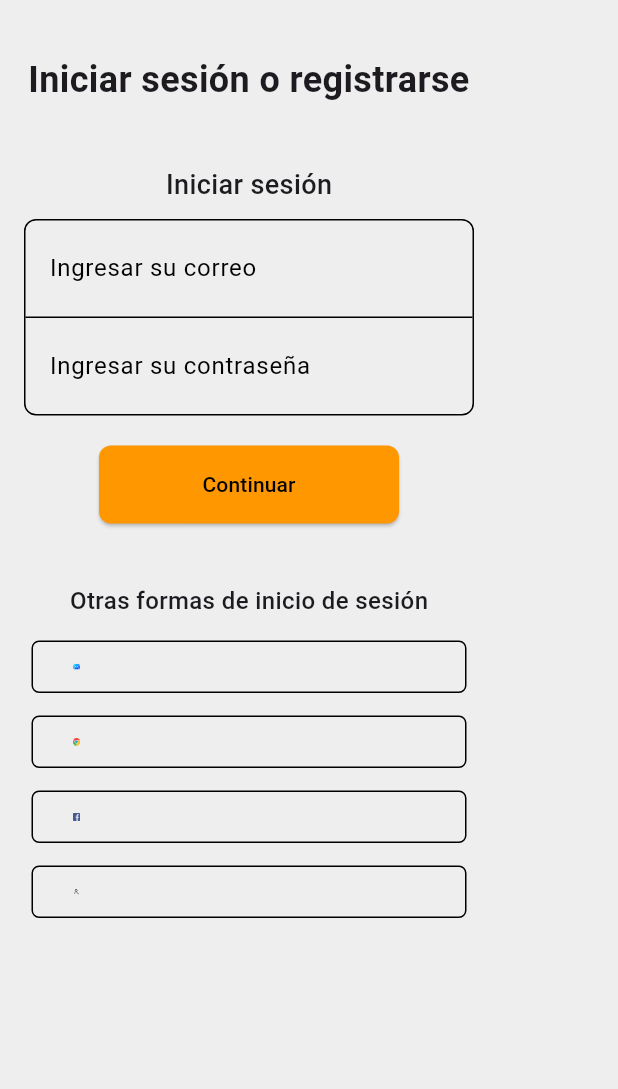
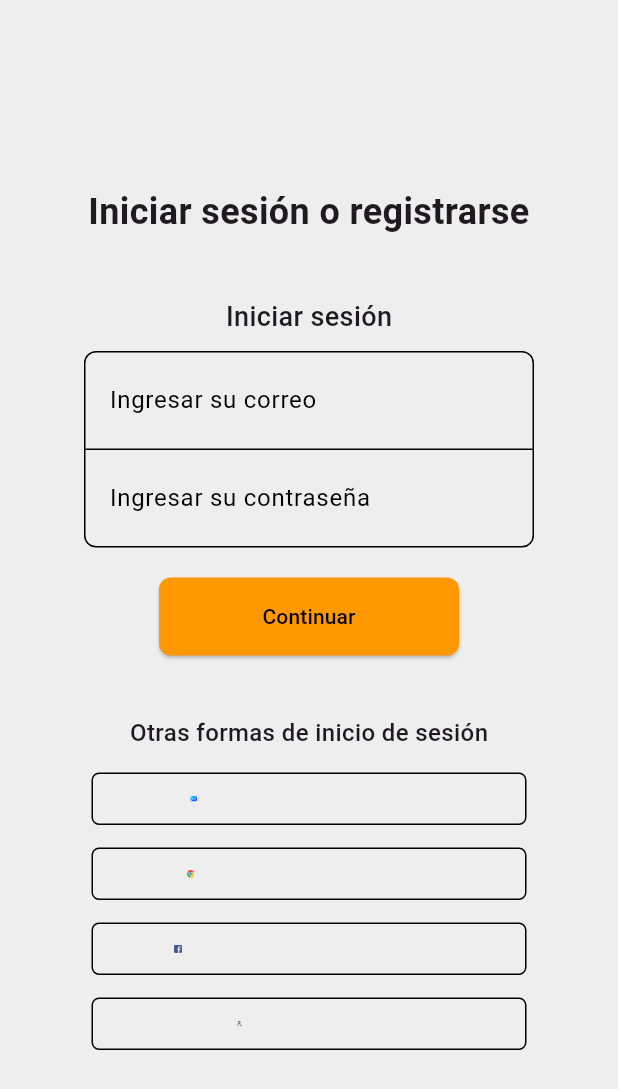
Before and after one commit to Aplicaciones-Moviles-WV61-Grupo4/NestHubApp, a Flutter app: the LoginScreen screen opened directly, on a phone screen of 412 x 824 dp. Shown: the top 1089 px of the screen. Run offline on Flutter 3.47's test engine with Material 3 defaults, Android fonts, the phone set to English and light mode, and no system bars; our stand-ins replace google_maps_flutter.

Commit message:
feat(login): center content in LoginScreen to improve layout alignment

```diff
--- a/lib/login_screen.dart
+++ b/lib/login_screen.dart
@@ -10,10 +10,13 @@ class LoginScreen extends StatelessWidget {
       body: SafeArea(
         child: Padding(
           padding: const EdgeInsets.all(16.0),
+          child: Center(
+            // Centrar el contenido
             child: Column(
+              mainAxisAlignment:
+                  MainAxisAlignment.center, // Centrar verticalmente
               crossAxisAlignment: CrossAxisAlignment.center,
               children: [
-              const SizedBox(height: 20),
                 const Text(
                   'Iniciar sesión o registrarse',
                   style: TextStyle(fontSize: 24, fontWeight: FontWeight.bold),
@@ -118,6 +121,7 @@ class LoginScreen extends StatelessWidget {
             ),
           ),
         ),
+      ),
     );
   }
 
@@ -143,6 +147,8 @@ class LoginScreen extends StatelessWidget {
           // Handle social login or registration
         },
         child: Row(
+          mainAxisAlignment:
+              MainAxisAlignment.center, // Centrar contenido del botón
           children: [
             Image.asset(
               asset,
--- a/lib/main.dart
+++ b/lib/main.dart
@@ -1,4 +1,5 @@
 import 'package:flutter/material.dart';
+import 'package:nesthub/login_screen.dart';
 import 'package:nesthub/step_1_page.dart';
 
 void main() {
@@ -12,7 +13,7 @@ class MainApp extends StatelessWidget {
   Widget build(BuildContext context) {
     return const MaterialApp(
       debugShowCheckedModeBanner: false,
-      home: Step1Page(),
+      home: LoginScreen(),
     );
   }
 }
```
Lines whose indentation alone changed are shown as unchanged.
